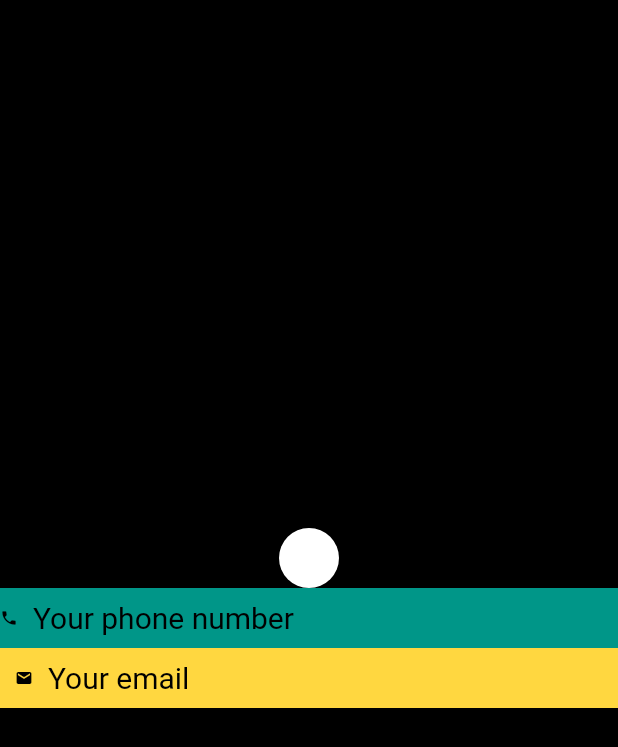
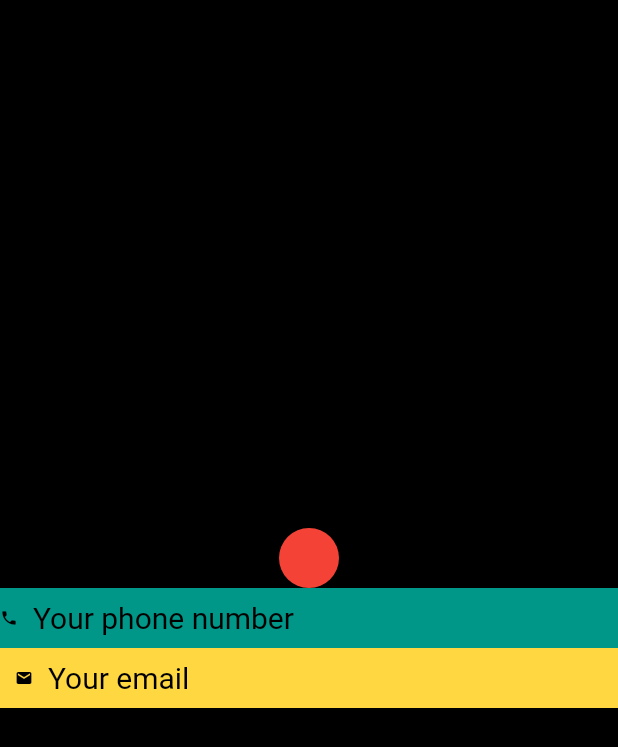
Before and after one commit to yacine-h-brahim/BiblioProject, a Flutter app: the screen it shows after launch, on a phone screen of 412 x 824 dp. Shown: the top 747 px of the screen. Run offline on Flutter 3.47's test engine with Material 2 defaults, Android fonts, the phone set to English and light mode, and no system bars.

Commit message:
Update main.dart

```diff
--- a/lib/main.dart
+++ b/lib/main.dart
@@ -15,7 +15,7 @@ void main() {
              mainAxisAlignment: MainAxisAlignment.center,
              children: <Widget>[
                CircleAvatar(
-                 backgroundColor: Colors.white,
+                 backgroundColor: Colors.red,
                ),
                Container(
                  color: Colors.teal,
```
